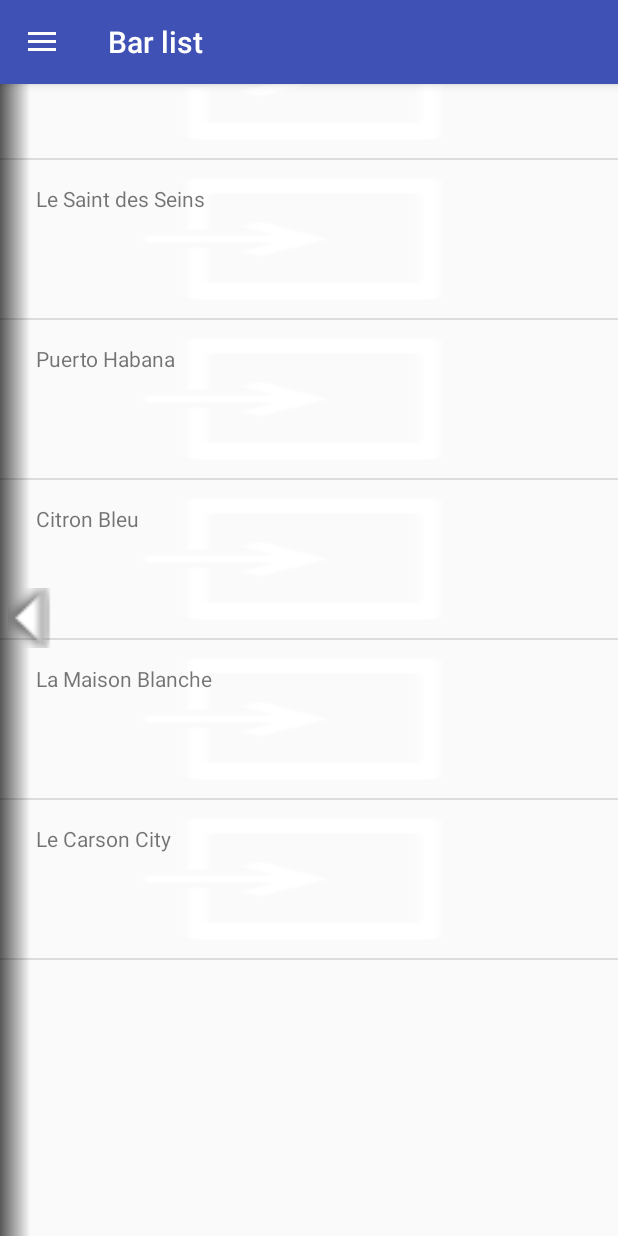
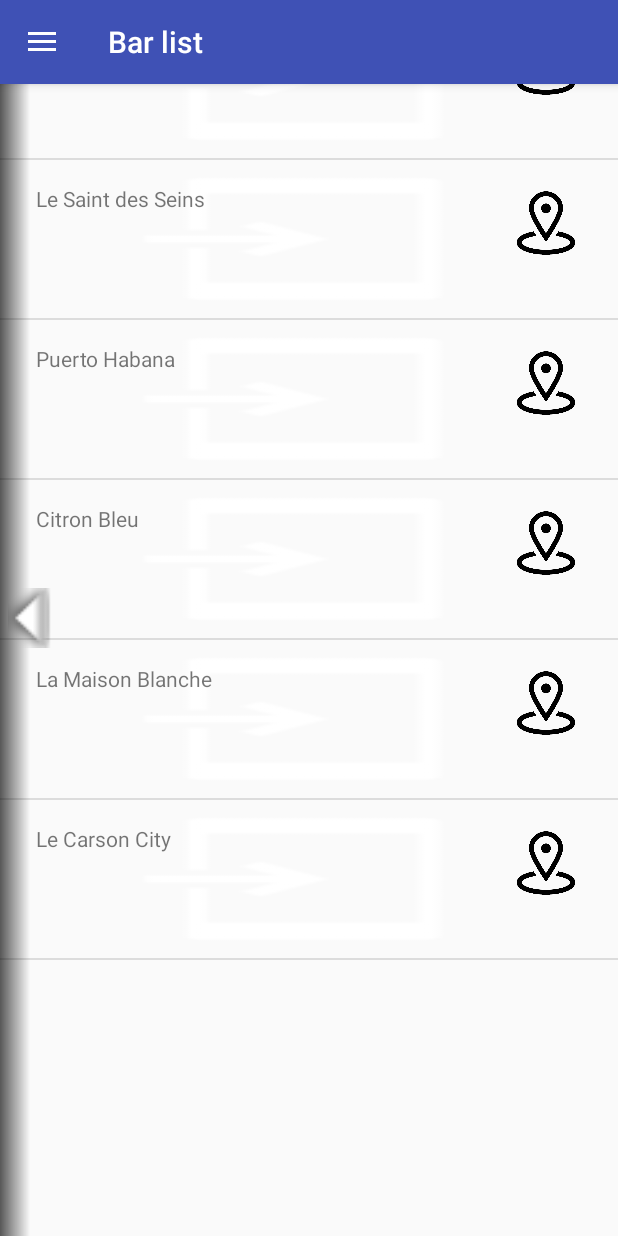
Before and after one commit to WildCodeSchool/toulouse-0918-java-cafeconcert, an Android app: the screen it shows after launch (BarListActivity), on a phone screen of 412 x 824 dp. Run offline under Robolectric (Android 15) with nearby library versions, the phone set to English and light mode, and no system bars; our stand-ins replace Firebase (no records; nobody signed in at launch, a user with empty details on screens opened directly); Roboto replaces fonts that are not available here.

Commit message:
Adding navigation option on list page

```diff
--- a/app/src/main/java/fr/wildcodeschool/cafeconcert/BarAdapter.java
+++ b/app/src/main/java/fr/wildcodeschool/cafeconcert/BarAdapter.java
@@ -6,6 +6,7 @@ import android.view.View;
 import android.view.ViewGroup;
 import android.widget.ArrayAdapter;
 import android.widget.ImageButton;
+import android.widget.ImageView;
 import android.widget.TextView;
 
 import java.util.ArrayList;
@@ -27,9 +28,15 @@ public class BarAdapter extends ArrayAdapter<Bar> {
         // Lookup view for data population
         TextView tvBarName = convertView.findViewById(R.id.text_bar_name);
         ImageButton ibBar = convertView.findViewById(R.id.image_bar);
+        ImageView navigate = convertView.findViewById(R.id.navigationButton);
+        navigate.setImageResource(R.mipmap.navigate);
         // Populate the data into the template view using the data object
         tvBarName.setText(bar.getBarName());
         ibBar.setBackgroundResource(bar.getPicture());
+        MainActivity.setNavigation(navigate, bar, getContext());
+
+
+
         // Return the completed view to render on screen
         return convertView;
     }
--- a/app/src/main/java/fr/wildcodeschool/cafeconcert/MapsActivity.java
+++ b/app/src/main/java/fr/wildcodeschool/cafeconcert/MapsActivity.java
@@ -310,8 +310,6 @@ public class MapsActivity extends AppCompatActivity implements OnMapReadyCallbac
 
     public void setUserOpinion(final ImageView like, final ImageView dontLike, final Bar bar, final Marker marker) {
 
-        //TODO Permettre de repasser en neutre
-
         like.setOnClickListener(new View.OnClickListener() {
             @Override
             public void onClick(View v) {
--- a/app/src/main/res/layout/item_bar.xml
+++ b/app/src/main/res/layout/item_bar.xml
@@ -4,6 +4,8 @@
     xmlns:tools="http://schemas.android.com/tools"
     android:layout_width="match_parent"
     android:layout_height="wrap_content">
+
+
 
     <ImageButton
         android:id="@+id/image_bar"
@@ -13,8 +15,10 @@
         android:layout_marginStart="8dp"
         app:layout_constraintBottom_toBottomOf="parent"
         app:layout_constraintEnd_toEndOf="parent"
+        app:layout_constraintHorizontal_bias="0.0"
         app:layout_constraintStart_toStartOf="parent"
-        app:layout_constraintTop_toTopOf="parent" />
+        app:layout_constraintTop_toTopOf="parent"
+        app:layout_constraintVertical_bias="1.0" />
 
     <TextView
         android:id="@+id/text_bar_name"
@@ -26,4 +30,16 @@
         android:text="@string/nom_du_cafe"
         app:layout_constraintStart_toStartOf="parent"
         app:layout_constraintTop_toTopOf="parent" />
+
+    <ImageView
+        android:id="@+id/navigationButton"
+        android:layout_width="64dp"
+        android:layout_height="52dp"
+        android:layout_marginEnd="16dp"
+        android:layout_marginRight="16dp"
+        android:layout_marginTop="16dp"
+        app:layout_constraintEnd_toEndOf="parent"
+        app:layout_constraintTop_toTopOf="parent" />
+
+
 </android.support.constraint.ConstraintLayout>
```
